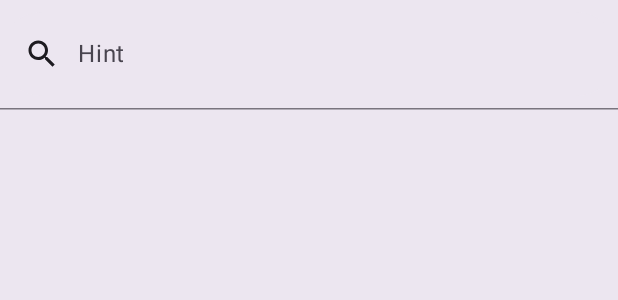
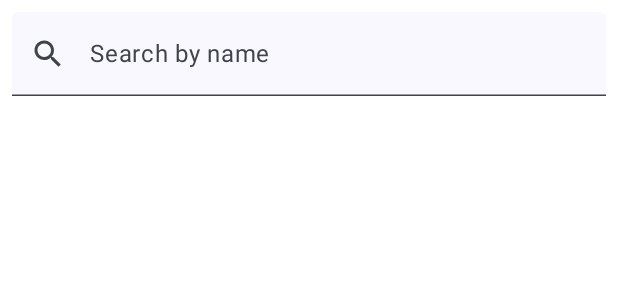
Before and after one commit to KurosakiKST/news-by-ryan, an Android app built with Jetpack Compose: the @Preview function SearchBarPreview, on a phone screen of 412 x 824 dp. Shown: the top 300 px of the screen. Run offline under Robolectric (Android 15) with nearby library versions, the phone set to English and light mode, and no system bars.

Commit message:
update searchBar component

```diff
--- a/app/src/main/java/com/ryan/news/presentation/view/ui/component/SearchBar.kt
+++ b/app/src/main/java/com/ryan/news/presentation/view/ui/component/SearchBar.kt
@@ -1,47 +1,53 @@
 package com.ryan.news.presentation.view.ui.component
 
+import androidx.compose.foundation.layout.fillMaxWidth
+import androidx.compose.foundation.layout.heightIn
+import androidx.compose.foundation.layout.padding
 import androidx.compose.material.icons.Icons
 import androidx.compose.material.icons.filled.Search
-import androidx.compose.material3.ExperimentalMaterial3Api
+import androidx.compose.material3.TextField
 import androidx.compose.material3.Icon
-import androidx.compose.material3.SearchBar
+import androidx.compose.material3.MaterialTheme
 import androidx.compose.material3.Text
+import androidx.compose.material3.TextFieldDefaults
 import androidx.compose.runtime.Composable
-import androidx.compose.runtime.getValue
-import androidx.compose.runtime.mutableStateOf
-import androidx.compose.runtime.saveable.rememberSaveable
-import androidx.compose.runtime.setValue
 import androidx.compose.ui.Modifier
+import androidx.compose.ui.res.stringResource
 import androidx.compose.ui.tooling.preview.Preview
+import androidx.compose.ui.unit.dp
+import com.ryan.news.R
+import com.ryan.news.presentation.view.ui.theme.NewsTheme
 
-@OptIn(ExperimentalMaterial3Api::class)
 @Composable
-fun SearchBar() {
-
-    var searchQuery by rememberSaveable { mutableStateOf("") }
-    val hintText: String = "Hint"
-
-    SearchBar(
-        modifier = Modifier,
-        query = searchQuery,
-        onQueryChange = { searchQuery = it },
-        onSearch = { query ->
-            // Handle search ImeAction.Search here
+fun SearchBar(
+    modifier: Modifier = Modifier
+) {
+    TextField(
+        value = "",
+        onValueChange = {},
+        leadingIcon = {
+            Icon(
+                imageVector = Icons.Default.Search,
+                contentDescription = null
+            )
         },
-        active = true,
-        onActiveChange = { isActive ->
+        colors = TextFieldDefaults.colors(
+            unfocusedContainerColor = MaterialTheme.colorScheme.surface,
+            focusedContainerColor = MaterialTheme.colorScheme.surface
+        ),
+        placeholder = {
+            Text(stringResource(R.string.search_hint))
         },
-        placeholder = { Text(hintText) },
-        leadingIcon = { Icon(Icons.Default.Search, contentDescription = null) }
-    ) {
-        // Show suggestions here
-        // for example a LazyColumn with suggestion items
-    }
-
+        modifier = modifier
+            .fillMaxWidth()
+            .heightIn(min = 56.dp)
+    )
 }
 
-@Preview
+@Preview(showBackground = true)
 @Composable
 fun SearchBarPreview() {
-    SearchBar()
+    NewsTheme {
+        SearchBar(Modifier.padding(8.dp))
+    }
 }
--- a/app/src/main/res/values/strings.xml
+++ b/app/src/main/res/values/strings.xml
@@ -1,3 +1,4 @@
 <resources>
     <string name="app_name">News By Ryan</string>
+    <string name="search_hint">Search by name</string>
 </resources>
```
Also changed, not shown: app/src/main/java/com/ryan/news/feature/main/MainActivity.kt (+9 -13 lines), app/src/main/java/com/ryan/news/presentation/view/home/HomeView.kt (+4 -9 lines).
